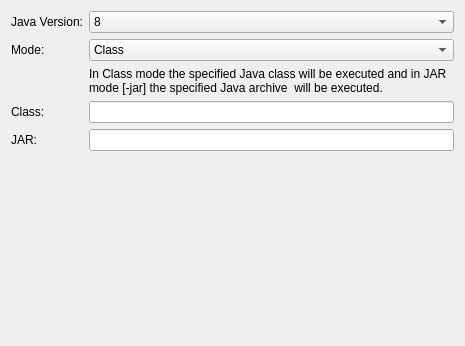
Before: the Qt Designer form src/brickv/plugin_system/plugins/red/ui/new_program_java.ui in Tinkerforge/brickv, drawn with Qt 5.
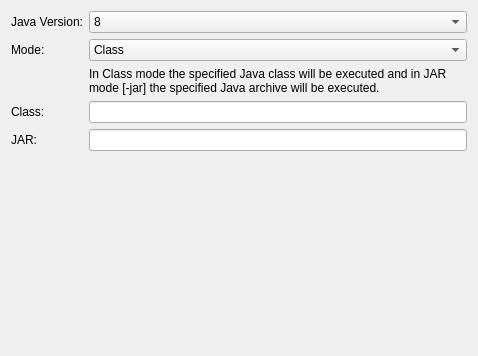
After: the same form once the commit is applied.

What changed in the file:
```diff
--- a/src/brickv/plugin_system/plugins/red/ui/new_program_java.ui
+++ b/src/brickv/plugin_system/plugins/red/ui/new_program_java.ui
@@ -6,8 +6,8 @@
    <rect>
     <x>0</x>
     <y>0</y>
-    <width>465</width>
-    <height>346</height>
+    <width>478</width>
+    <height>356</height>
    </rect>
   </property>
   <property name="windowTitle">
@@ -82,7 +82,7 @@
      <item row="2" column="1">
       <widget class="QLabel" name="label_6">
        <property name="text">
-        <string>In Class mode the specified Java class will be executed and in JAR mode [-jar] the specified Java archive  will be executed.</string>
+        <string>In Class mode the specified Java class will be executed and in JAR mode [-jar] the specified Java archive will be executed.</string>
        </property>
        <property name="wordWrap">
         <bool>true</bool>
```
